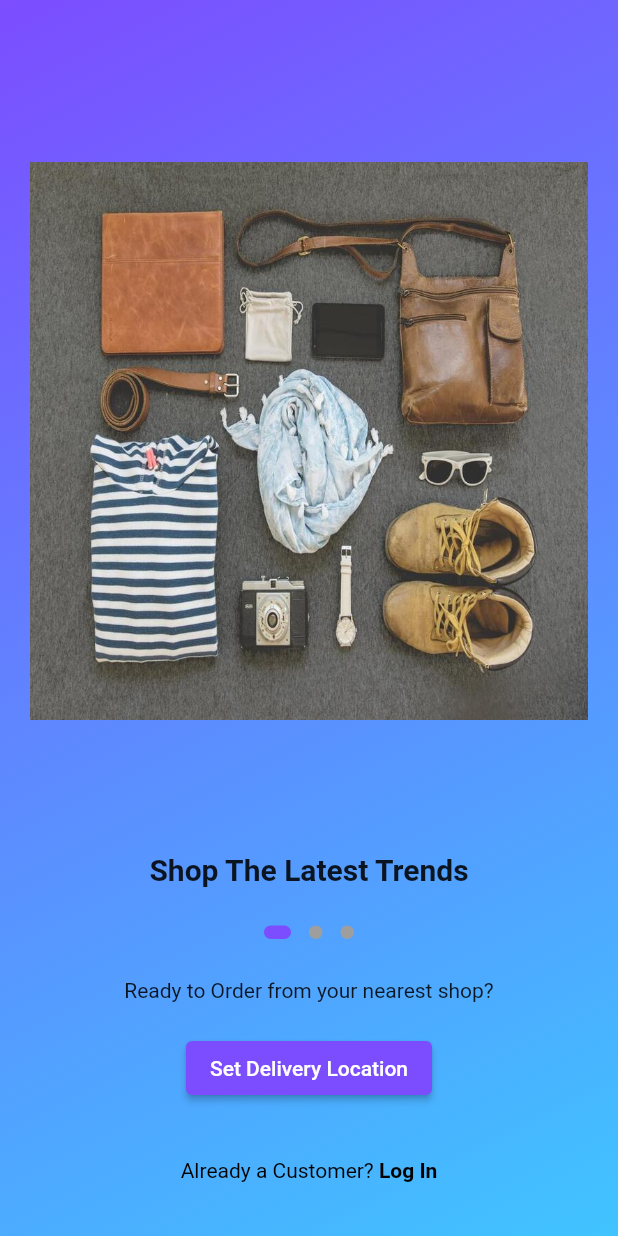
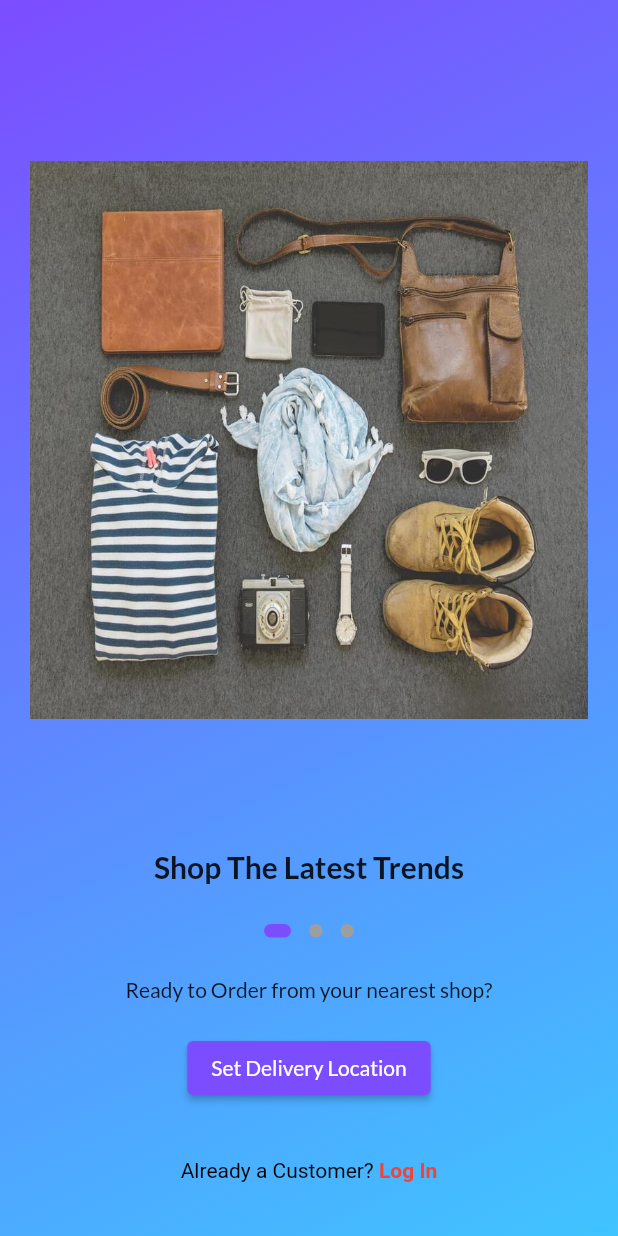
Before and after one commit to kariru-k/pigalukucustomers, a Flutter app: the screen it shows after launch, on a phone screen of 412 x 824 dp. Run offline on Flutter 3.47's test engine with Material 2 defaults, Android fonts, the phone set to English and light mode, and no system bars; drawn by our look-alikes of dots_indicator; our stand-ins replace cloud_firestore, firebase_auth, firebase_core, flutter_spinkit, geocoding, geolocator and 1 more; accounts and stored records are empty.

Commit message:
Add custom fonts for decoration

```diff
--- a/lib/main.dart
+++ b/lib/main.dart
@@ -37,7 +37,8 @@ class MyApp extends StatelessWidget {
   Widget build(BuildContext context) {
     return MaterialApp(
       theme: ThemeData(
-        primaryColor: Colors.deepPurpleAccent
+        primaryColor: Colors.deepPurpleAccent,
+        fontFamily: "Lato"
       ),
       debugShowCheckedModeBanner: false,
       initialRoute: SplashScreen.id,
--- a/lib/screens/onboard_screen.dart
+++ b/lib/screens/onboard_screen.dart
@@ -74,7 +74,7 @@ class _OnBoardScreenState extends State<OnBoardScreen> {
               size: const Size.square(9.0),
               activeSize: const Size(18.0, 9.0),
               activeShape: RoundedRectangleBorder(borderRadius: BorderRadius.circular(5.0)),
-              activeColor: Colors.deepPurpleAccent
+              activeColor: Theme.of(context).primaryColor
           ),
         ),
         const SizedBox(height: 20,),
--- a/lib/screens/welcome_screen.dart
+++ b/lib/screens/welcome_screen.dart
@@ -69,8 +69,7 @@ class _WelcomeScreenState extends State<WelcomeScreen> {
                         });
                       }
                     },
-                    style: ElevatedButton.styleFrom(
-                        backgroundColor: Colors.deepPurpleAccent),
+                    style: ElevatedButton.styleFrom(backgroundColor: Theme.of(context).primaryColor),
                     child: locationData.loading ? Row(
                       mainAxisSize: MainAxisSize.min,
                       children: const [
@@ -90,15 +89,16 @@ class _WelcomeScreenState extends State<WelcomeScreen> {
                         Navigator.pushReplacementNamed(context, LoginScreen.id);
                     },
                     child: RichText(
-                      text: const TextSpan(
+                      text: TextSpan(
                           text: "Already a Customer? ",
-                          style: TextStyle(color: Colors.black),
+                          style: const TextStyle(color: Colors.black),
                           children: [
                             TextSpan(
                                 text: 'Log In',
                                 style: TextStyle(
                                     fontWeight: FontWeight.bold,
-                                    color: Colors.black))
+                                    color: Colors.primaries.first
+                                ))
                           ]),
                     ),
                   )
```
Also changed, not shown: pubspec.yaml (+11 -0 lines), fonts/Anton-Regular.ttf (added), fonts/Lato-Bold.ttf (added), fonts/Lato-Regular.ttf (added).
